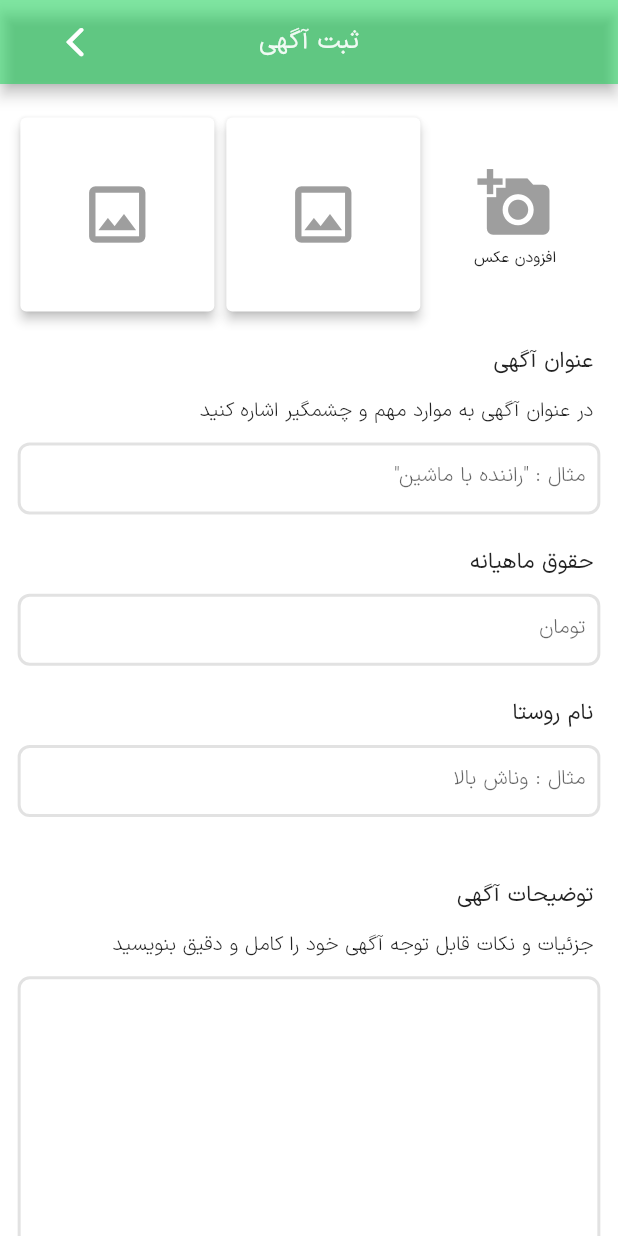
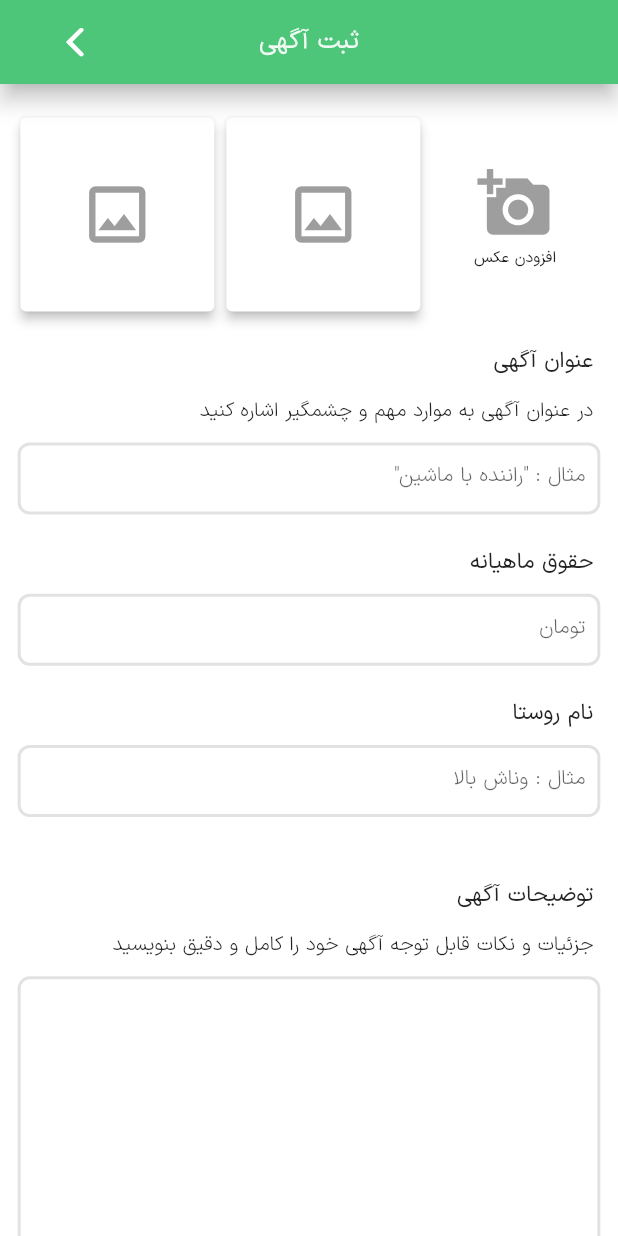
Before and after one commit to abolfazlrezaeiv/alamutiMobile, a Flutter app: the AdvertisementForm screen opened by its route, on a phone screen of 412 x 824 dp. Run offline on Flutter 3.47's test engine with Material 2 defaults, Android fonts, the light colour scheme and no system bars; our stand-ins replace argon_buttons_flutter, bubble, chips_choice_null_safety, dio, flutter_image_compress, flutter_image_slideshow and 4 more; missing offline and left inert: signalr_core; accounts and stored records are empty; network calls fail.

Commit message:
ui update

```diff
--- a/lib/app/ui/advetisement_form_page/advertisement_form_page.dart
+++ b/lib/app/ui/advetisement_form_page/advertisement_form_page.dart
@@ -221,11 +221,7 @@ class _AdvertisementFormState extends State<AdvertisementForm> {
               Container(
                 padding: EdgeInsets.only(
                     right: width / 2, left: width / 35, bottom: width / 35),
-                child: TextButton(
-                  style: ElevatedButton.styleFrom(
-                    primary: Color.fromRGBO(10, 210, 71, 0.5),
-                    minimumSize: Size(88, 36),
-                  ),
+                child:ElevatedButton (
                   onPressed: () async {
                     FocusScope.of(context).unfocus();
                     if (_formKey.currentState!.validate()) {
--- a/lib/app/ui/theme.dart
+++ b/lib/app/ui/theme.dart
@@ -1,15 +1,25 @@
 import 'package:bubble/bubble.dart';
 import 'package:flutter/material.dart';
+import 'package:get/get.dart';
+import 'package:get/get_core/src/get_main.dart';
 
 var themes = ThemeData(
   fontFamily: 'IRANSansX',
   appBarTheme: AppBarTheme(
-    backgroundColor: Color.fromRGBO(8, 212, 76, 0.5),
+    elevation: 6,
+    backgroundColor: Color.fromRGBO(78, 198, 122, 1.0),
   ),
+  elevatedButtonTheme: ElevatedButtonThemeData(style: ButtonStyle(elevation: MaterialStateProperty.all(3),
+      fixedSize: MaterialStateProperty.all(Size.fromWidth(Get.width/2.2)),
+      backgroundColor: MaterialStateProperty.all(Color.fromRGBO(
+      119, 224, 151, 1.0),)
+  ),
+  ) ,
   progressIndicatorTheme: ProgressIndicatorThemeData(color: Colors.greenAccent),
   bottomNavigationBarTheme: BottomNavigationBarThemeData(
-      elevation: 0,
-      backgroundColor: Color.fromRGBO(8, 212, 76, 0.5),
+      elevation: 12,
+      backgroundColor: Color.fromRGBO(113, 234, 155, 1.0),
+
       unselectedIconTheme: IconThemeData(color: Colors.black),
       selectedIconTheme: IconThemeData(color: Colors.white.withOpacity(0.9)),
       selectedItemColor: Colors.white.withOpacity(0.9)),
```
Also changed, not shown: lib/app/ui/details/detail_page.dart (+22 -60 lines), lib/app/ui/myalamuti/user_advertisement.dart (+7 -3 lines).
